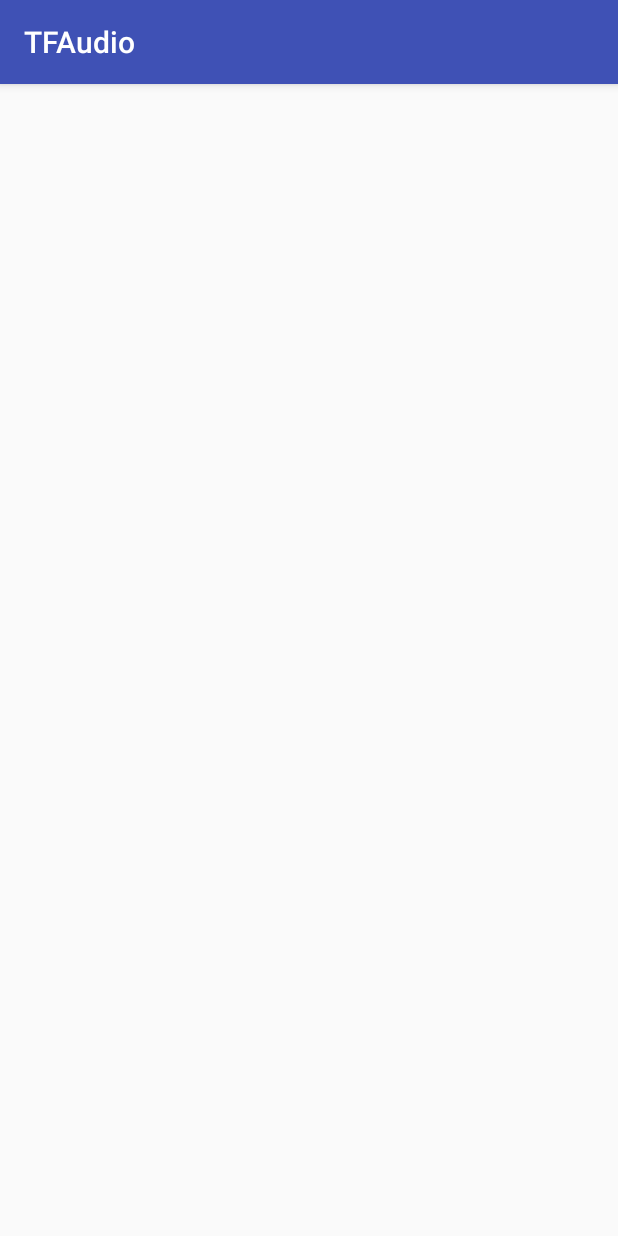
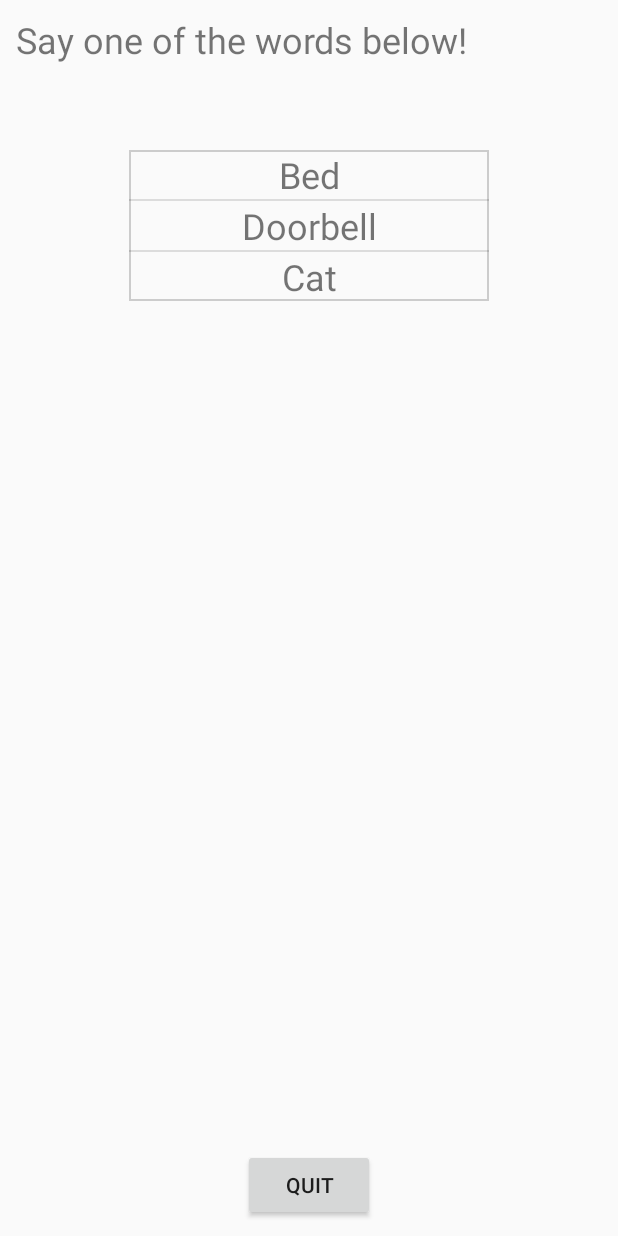
Before and after one commit to pardeepmg/SoundRecognition, an Android app: the screen it shows after launch (MainActivity), on a phone screen of 412 x 824 dp. Run offline under Robolectric (Android 15) with nearby library versions, the phone set to English and light mode, and no system bars; libraries missing offline, so code that uses them is left out: org.tensorflow.contrib; 5 statements that could not run were skipped.

Commit message:
First commit

```diff
--- a/app/src/main/AndroidManifest.xml
+++ b/app/src/main/AndroidManifest.xml
@@ -3,6 +3,7 @@
     package="com.androidkt.tfaudio">
 <uses-permission android:name="android.permission.RECORD_AUDIO"/>
     <application
+        android:largeHeap="true"
         android:allowBackup="true"
         android:icon="@mipmap/ic_launcher"
         android:label="@string/app_name"
--- a/app/src/main/java/com/androidkt/tfaudio/MainActivity.java
+++ b/app/src/main/java/com/androidkt/tfaudio/MainActivity.java
@@ -1,29 +1,37 @@
 package com.androidkt.tfaudio;
 
+import android.animation.AnimatorInflater;
+import android.animation.AnimatorSet;
+import android.app.Activity;
 import android.content.pm.PackageManager;
 import android.media.AudioFormat;
 import android.media.AudioRecord;
 import android.media.MediaRecorder;
+import android.os.Build;
 import android.os.Bundle;
-import android.support.v4.app.ActivityCompat;
-import android.support.v7.app.AppCompatActivity;
 import android.util.Log;
+import android.view.View;
+import android.widget.ArrayAdapter;
 import android.widget.Button;
 import android.widget.ListView;
-import android.widget.TextView;
-
-import org.tensorflow.contrib.android.TensorFlowInferenceInterface;
-
 import java.io.BufferedReader;
 import java.io.IOException;
 import java.io.InputStreamReader;
 import java.util.ArrayList;
 import java.util.List;
 import java.util.concurrent.locks.ReentrantLock;
+import org.tensorflow.contrib.android.TensorFlowInferenceInterface;
 
+/**
+ * An activity that listens for audio and then uses a TensorFlow model to detect particular classes,
+ * by default a small set of action words.
+ */
+public class MainActivity extends Activity {
 
-public class MainActivity extends AppCompatActivity {
-
+    // Constants that control the behavior of the recognition code and model
+    // settings. See the audio recognition tutorial for a detailed explanation of
+    // all these, but you should customize them to match your training settings if
+    // you are running your own model.
     private static final int SAMPLE_RATE = 16000;
     private static final int SAMPLE_DURATION_MS = 1000;
     private static final int RECORDING_LENGTH = (int) (SAMPLE_RATE * SAMPLE_DURATION_MS / 1000);
@@ -40,30 +48,39 @@ public class MainActivity extends AppCompatActivity {
 
     // UI elements.
     private static final int REQUEST_RECORD_AUDIO = 13;
+    private Button quitButton;
+    private ListView labelsListView;
     private static final String LOG_TAG = MainActivity.class.getSimpleName();
-    private final ReentrantLock recordingBufferLock = new ReentrantLock();
+
     // Working variables.
     short[] recordingBuffer = new short[RECORDING_LENGTH];
     int recordingOffset = 0;
     boolean shouldContinue = true;
+    private Thread recordingThread;
     boolean shouldContinueRecognition = true;
-    private Button quitButton;
-    private ListView labelsListView;
-    private Thread recordingThread;
     private Thread recognitionThread;
+    private final ReentrantLock recordingBufferLock = new ReentrantLock();
     private TensorFlowInferenceInterface inferenceInterface;
     private List<String> labels = new ArrayList<String>();
     private List<String> displayedLabels = new ArrayList<>();
     private RecognizeCommands recognizeCommands = null;
 
-    private TextView label;
-
     @Override
     protected void onCreate(Bundle savedInstanceState) {
         // Set up the UI.
         super.onCreate(savedInstanceState);
-        setContentView(R.layout.activity_main);
-        label = findViewById(R.id.label);
+        setContentView(R.layout.activity_speech);
+        quitButton = (Button) findViewById(R.id.quit);
+        quitButton.setOnClickListener(
+                new View.OnClickListener() {
+                    @Override
+                    public void onClick(View view) {
+                        moveTaskToBack(true);
+                        android.os.Process.killProcess(android.os.Process.myPid());
+                        System.exit(1);
+                    }
+                });
+        labelsListView = (ListView) findViewById(R.id.list_view);
 
         // Load the labels for the model, but only display those that don't start
         // with an underscore.
@@ -84,6 +101,10 @@ public class MainActivity extends AppCompatActivity {
             throw new RuntimeException("Problem reading label file!", e);
         }
 
+        // Build a list view based on these labels.
+        ArrayAdapter<String> arrayAdapter =
+                new ArrayAdapter<String>(this, R.layout.list_text_item, displayedLabels);
+        labelsListView.setAdapter(arrayAdapter);
 
         // Set up an object to smooth recognition results to increase accuracy.
         recognizeCommands =
@@ -100,12 +121,15 @@ public class MainActivity extends AppCompatActivity {
 
         // Start the recording and recognition threads.
         requestMicrophonePermission();
+        startRecording();
         startRecognition();
     }
 
     private void requestMicrophonePermission() {
-        ActivityCompat.requestPermissions(MainActivity.this,
-                new String[]{android.Manifest.permission.RECORD_AUDIO}, REQUEST_RECORD_AUDIO);
+        if (Build.VERSION.SDK_INT >= Build.VERSION_CODES.M) {
+            requestPermissions(
+                    new String[]{android.Manifest.permission.RECORD_AUDIO}, REQUEST_RECORD_AUDIO);
+        }
     }
 
     @Override
@@ -226,8 +250,8 @@ public class MainActivity extends AppCompatActivity {
         short[] inputBuffer = new short[RECORDING_LENGTH];
         float[] floatInputBuffer = new float[RECORDING_LENGTH];
         float[] outputScores = new float[labels.size()];
-        String[] outputScoresNames = new String[]{OUTPUT_SCORES_NAME};
-        int[] sampleRateList = new int[]{SAMPLE_RATE};
+        String[] outputScoresNames = new String[] {OUTPUT_SCORES_NAME};
+        int[] sampleRateList = new int[] {SAMPLE_RATE};
 
         // Loop, grabbing recorded data and running the recognition model on it.
         while (shouldContinueRecognition) {
@@ -259,7 +283,8 @@ public class MainActivity extends AppCompatActivity {
 
             // Use the smoother to figure out if we've had a real recognition event.
             long currentTime = System.currentTimeMillis();
-            final RecognizeCommands.RecognitionResult result = recognizeCommands.processLatestResults(outputScores, currentTime);
+            final RecognizeCommands.RecognitionResult result =
+                    recognizeCommands.processLatestResults(outputScores, currentTime);
 
             runOnUiThread(
                     new Runnable() {
@@ -273,7 +298,14 @@ public class MainActivity extends AppCompatActivity {
                                         labelIndex = i;
                                     }
                                 }
-                                label.setText(result.foundCommand);
+                                final View labelView = labelsListView.getChildAt(labelIndex - 2);
+
+                                AnimatorSet colorAnimation =
+                                        (AnimatorSet)
+                                                AnimatorInflater.loadAnimator(
+                                                        MainActivity.this, R.animator.color_animation);
+                                colorAnimation.setTarget(labelView);
+                                colorAnimation.start();
                             }
                         }
                     });
--- a/app/src/main/java/com/androidkt/tfaudio/RecognizeCommands.java
+++ b/app/src/main/java/com/androidkt/tfaudio/RecognizeCommands.java
@@ -3,21 +3,14 @@ package com.androidkt.tfaudio;
 
 import android.util.Log;
 import android.util.Pair;
-
-import org.tensorflow.Tensor;
-
 import java.util.ArrayDeque;
 import java.util.ArrayList;
 import java.util.Arrays;
 import java.util.Deque;
 import java.util.List;
 
-/**
- * Reads in results from an instantaneous audio recognition model and smoothes them over time.
- */
+/** Reads in results from an instantaneous audio recognition model and smoothes them over time. */
 public class RecognizeCommands {
-    private static final String SILENCE_LABEL = "_silence_";
-    private static final long MINIMUM_TIME_FRACTION = 4;
     // Configuration settings.
     private List<String> labels = new ArrayList<String>();
     private long averageWindowDurationMs;
@@ -25,13 +18,16 @@ public class RecognizeCommands {
     private int suppressionMs;
     private int minimumCount;
     private long minimumTimeBetweenSamplesMs;
+
     // Working variables.
     private Deque<Pair<Long, float[]>> previousResults = new ArrayDeque<Pair<Long, float[]>>();
     private String previousTopLabel;
     private int labelsCount;
     private long previousTopLabelTime;
     private float previousTopLabelScore;
-    private String TAG = "RecognizeCommands";
+
+    private static final String SILENCE_LABEL = "_silence_";
+    private static final long MINIMUM_TIME_FRACTION = 4;
 
     public RecognizeCommands(
             List<String> inLabels,
@@ -50,6 +46,40 @@ public class RecognizeCommands {
         previousTopLabelTime = Long.MIN_VALUE;
         previousTopLabelScore = 0.0f;
         minimumTimeBetweenSamplesMs = inMinimumTimeBetweenSamplesMS;
+    }
+
+    /** Holds information about what's been recognized. */
+    public static class RecognitionResult {
+        public final String foundCommand;
+        public final float score;
+        public final boolean isNewCommand;
+
+        public RecognitionResult(String inFoundCommand, float inScore, boolean inIsNewCommand) {
+            foundCommand = inFoundCommand;
+            score = inScore;
+            isNewCommand = inIsNewCommand;
+        }
+    }
+
+    private static class ScoreForSorting implements Comparable<ScoreForSorting> {
+        public final float score;
+        public final int index;
+
+        public ScoreForSorting(float inScore, int inIndex) {
+            score = inScore;
+            index = inIndex;
+        }
+
+        @Override
+        public int compareTo(ScoreForSorting other) {
+            if (this.score > other.score) {
+                return -1;
+            } else if (this.score < other.score) {
+                return 1;
+            } else {
+                return 0;
+            }
+        }
     }
 
     public RecognitionResult processLatestResults(float[] currentResults, long currentTimeMS) {
@@ -80,13 +110,13 @@ public class RecognizeCommands {
 
         // Add the latest results to the head of the queue.
         previousResults.addLast(new Pair<Long, float[]>(currentTimeMS, currentResults));
-        Log.d(TAG, currentResults + " " + currentTimeMS);
 
         // Prune any earlier results that are too old for the averaging window.
         final long timeLimit = currentTimeMS - averageWindowDurationMs;
         while (previousResults.getFirst().first < timeLimit) {
             previousResults.removeFirst();
         }
+
         // If there are too few results, assume the result will be unreliable and
         // bail.
         final long earliestTime = previousResults.getFirst().first;
@@ -138,40 +168,4 @@ public class RecognizeCommands {
         }
         return new RecognitionResult(currentTopLabel, currentTopScore, isNewCommand);
     }
-
-    /**
-     * Holds information about what's been recognized.
-     */
-    public static class RecognitionResult {
-        public final String foundCommand;
-        public final float score;
-        public final boolean isNewCommand;
-
-        public RecognitionResult(String inFoundCommand, float inScore, boolean inIsNewCommand) {
-            foundCommand = inFoundCommand;
-            score = inScore;
-            isNewCommand = inIsNewCommand;
-        }
-    }
-
-    private static class ScoreForSorting implements Comparable<ScoreForSorting> {
-        public final float score;
-        public final int index;
-
-        public ScoreForSorting(float inScore, int inIndex) {
-            score = inScore;
-            index = inIndex;
-        }
-
-        @Override
-        public int compareTo(ScoreForSorting other) {
-            if (this.score > other.score) {
-                return -1;
-            } else if (this.score < other.score) {
-                return 1;
-            } else {
-                return 0;
-            }
-        }
-    }
 }
--- /dev/null
+++ b/app/src/main/res/drawable/border.xml
@@ -0,0 +1,19 @@
+<?xml version="1.0" encoding="utf-8"?><!--
+ Copyright 2017 The TensorFlow Authors. All Rights Reserved.
+
+ Licensed under the Apache License, Version 2.0 (the "License");
+ you may not use this file except in compliance with the License.
+ You may obtain a copy of the License at
+
+     http://www.apache.org/licenses/LICENSE-2.0
+
+ Unless required by applicable law or agreed to in writing, software
+ distributed under the License is distributed on an "AS IS" BASIS,
+ WITHOUT WARRANTIES OR CONDITIONS OF ANY KIND, either express or implied.
+ See the License for the specific language governing permissions and
+ limitations under the License.
+-->
+<shape xmlns:android="http://schemas.android.com/apk/res/android" android:shape="rectangle" >
+  <solid android:color="#00000000" />
+  <stroke android:width="1dip" android:color="#cccccc" />
+</shape>
--- /dev/null
+++ b/app/src/main/res/layout/activity_speech.xml
@@ -0,0 +1,55 @@
+<?xml version="1.0" encoding="utf-8"?><!--
+ Copyright 2017 The TensorFlow Authors. All Rights Reserved.
+
+ Licensed under the Apache License, Version 2.0 (the "License");
+ you may not use this file except in compliance with the License.
+ You may obtain a copy of the License at
+
+     http://www.apache.org/licenses/LICENSE-2.0
+
+ Unless required by applicable law or agreed to in writing, software
+ distributed under the License is distributed on an "AS IS" BASIS,
+ WITHOUT WARRANTIES OR CONDITIONS OF ANY KIND, either express or implied.
+ See the License for the specific language governing permissions and
+ limitations under the License.
+-->
+<FrameLayout
+    xmlns:android="http://schemas.android.com/apk/res/android"
+    xmlns:app="http://schemas.android.com/apk/res-auto"
+    xmlns:tools="http://schemas.android.com/tools"
+    android:layout_width="match_parent"
+    android:layout_height="match_parent"
+    >
+
+    <TextView
+        android:layout_width="wrap_content"
+        android:layout_height="wrap_content"
+        android:text="Say one of the words below!"
+        android:id="@+id/textView"
+        android:textAlignment="center"
+        android:layout_gravity="top"
+        android:textSize="24dp"
+        android:layout_marginTop="10dp"
+        android:layout_marginLeft="10dp"
+        />
+
+    <ListView
+        android:id="@+id/list_view"
+        android:layout_width="240dp"
+        android:layout_height="wrap_content"
+        android:background="@drawable/border"
+        android:layout_gravity="top|center_horizontal"
+        android:textAlignment="center"
+        android:layout_marginTop="100dp"
+        />
+
+    <Button
+        android:id="@+id/quit"
+        android:layout_width="wrap_content"
+        android:layout_height="wrap_content"
+        android:text="Quit"
+        android:layout_gravity="bottom|center_horizontal"
+        android:layout_marginBottom="10dp"
+        />
+
+</FrameLayout>
--- /dev/null
+++ b/app/src/main/res/layout/list_text_item.xml
@@ -0,0 +1,25 @@
+<?xml version="1.0" encoding="utf-8"?><!--
+ Copyright 2017 The TensorFlow Authors. All Rights Reserved.
+
+ Licensed under the Apache License, Version 2.0 (the "License");
+ you may not use this file except in compliance with the License.
+ You may obtain a copy of the License at
+
+     http://www.apache.org/licenses/LICENSE-2.0
+
+ Unless required by applicable law or agreed to in writing, software
+ distributed under the License is distributed on an "AS IS" BASIS,
+ WITHOUT WARRANTIES OR CONDITIONS OF ANY KIND, either express or implied.
+ See the License for the specific language governing permissions and
+ limitations under the License.
+-->
+<TextView
+    xmlns:android="http://schemas.android.com/apk/res/android"
+    android:id="@+id/list_text_item"
+    android:layout_width="match_parent"
+    android:layout_height="wrap_content"
+    android:text="TextView"
+    android:textSize="24dp"
+    android:textAlignment="center"
+    android:gravity="center_horizontal"
+    />
--- a/build.gradle
+++ b/build.gradle
@@ -7,7 +7,7 @@ buildscript {
         jcenter()
     }
     dependencies {
-        classpath 'com.android.tools.build:gradle:3.0.0-alpha6'
+        classpath 'com.android.tools.build:gradle:3.1.3'
 
 
         // NOTE: Do not place your application dependencies here; they belong
```
Also changed, not shown: app/src/main/assets/conv_actions_labels.txt (+3 -10 lines), app/src/main/res/animator/color_animation.xml (added, +30 -0 lines), gradle/wrapper/gradle-wrapper.properties, 1 other file.
